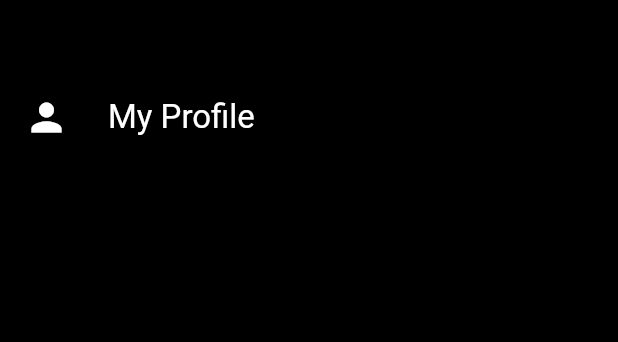
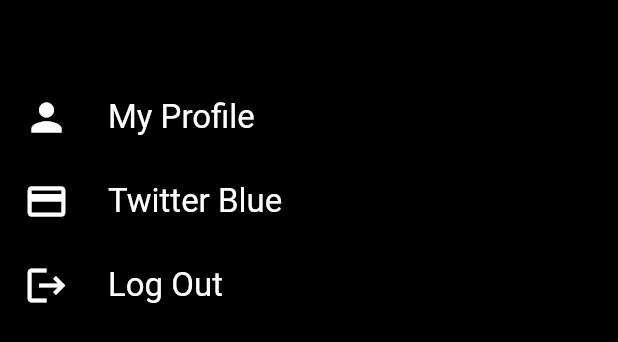
Before and after one commit to lethanhdathust/Twitter_prj2, a Flutter app: the SideDrawer widget shown alone on an empty page, opened directly, on a phone screen of 412 x 824 dp. Shown: the top 342 px of the screen. Run offline on Flutter 3.47's test engine with Material 2 defaults, Android fonts, the phone set to English and light mode, and no system bars; our stand-ins replace appwrite, carousel_slider, flutter_riverpod, flutter_svg, fpdart, image_picker; network calls fail.

Commit message:
add twitter blue and log out

```diff
--- a/lib/features/home/widgets/side_drawer.dart
+++ b/lib/features/home/widgets/side_drawer.dart
@@ -8,8 +8,6 @@ class SideDrawer extends ConsumerWidget {
 
   @override
   Widget build(BuildContext context, WidgetRef ref) {
-
-
     return SafeArea(
         child: Drawer(
       backgroundColor: Pallete.backgroundColor,
@@ -22,13 +20,42 @@ class SideDrawer extends ConsumerWidget {
               size: 30,
             ),
             title: const Text(
-               'My Profile',
+              'My Profile',
               style: TextStyle(
                 fontSize: 22,
               ),
             ),
+            onTap: () {},
+          ),
 
-          )
+          ListTile(
+            leading: const Icon(
+              Icons.payment,
+              size: 30,
+            ),
+            title: const Text(
+              'Twitter Blue',
+              style: TextStyle(
+                fontSize: 22,
+              ),
+            ),
+            onTap: () {},
+          ),
+
+          ListTile(
+            leading: const Icon(
+              Icons.logout,
+              size: 30,
+            ),
+            title: const Text(
+              'Log Out',
+              style: TextStyle(
+                fontSize: 22,
+              ),
+            ),
+            onTap: () {},
+          ),
+
         ],
       ),
     ));
```
